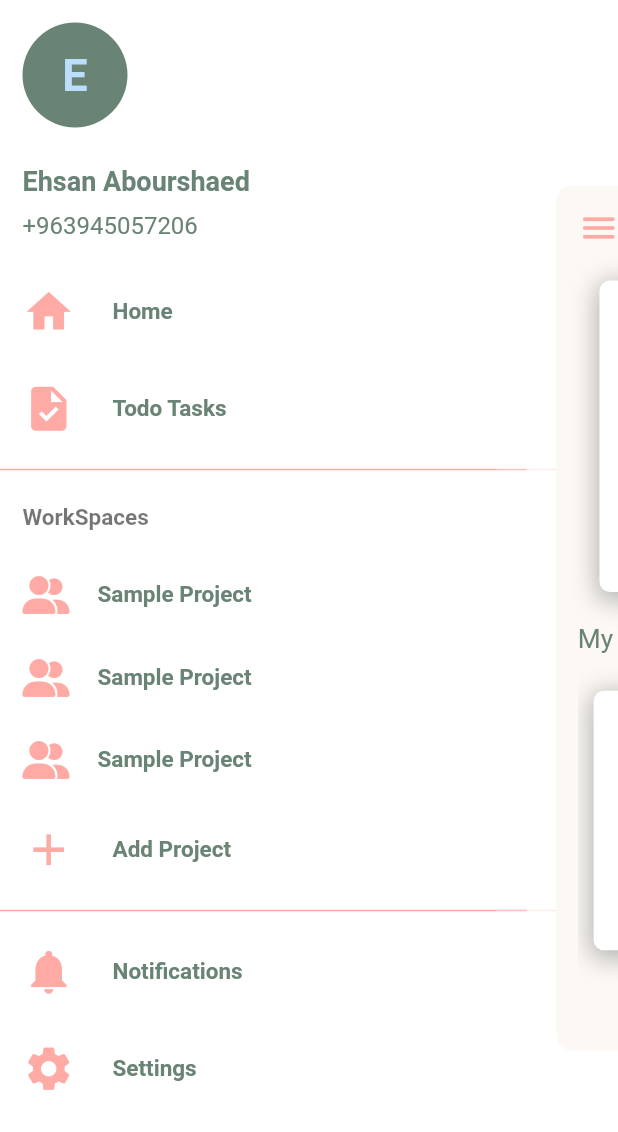
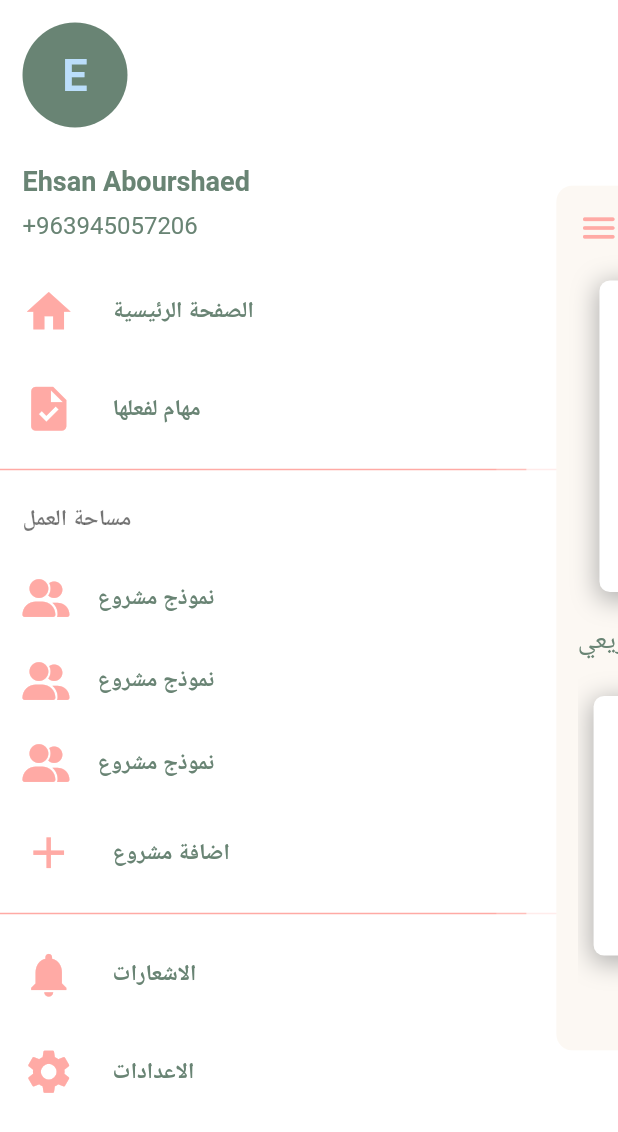
Before and after one commit to ehsankkk1/PlanVite, a Flutter app: the HomeScreen screen opened by its route, after a tap on the "menu" icon, on a phone screen of 412 x 824 dp. Shown: the top 1132 px of the screen. Run offline on Flutter 3.47's test engine with Material 2 defaults, Android fonts, the phone set to English and light mode, and no system bars; drawn by our look-alikes of flutter_zoom_drawer; our stand-ins replace flutter_easyloading, flutter_secure_storage, font_awesome_flutter, get, percent_indicator; accounts and stored records are empty.

Commit message:
ar commit

```diff
--- a/lib/constants.dart
+++ b/lib/constants.dart
@@ -14,5 +14,6 @@ const kColoredCard=Color(0xFFF6DBD9);
 const kTextFieldFill=Color(0xFFFFFFFF);
 const kWritings =Color(0xFF698474);
 const kGrey=Color(0xFFC6C6C6);
+
 double height = Get.height;
 double width = Get.width;
--- a/lib/main.dart
+++ b/lib/main.dart
@@ -39,7 +39,7 @@ class MyApp extends StatelessWidget {
     return GetMaterialApp(
       debugShowCheckedModeBanner: false,
       translations:  Translation(),
-      locale: const Locale('en'),
+      locale: const Locale('ar'),
       fallbackLocale: const Locale('en'),
       initialRoute: '/board',
 
--- a/lib/screens/Drawer/drawer_screen.dart
+++ b/lib/screens/Drawer/drawer_screen.dart
@@ -1,5 +1,7 @@
+import 'package:flutter/cupertino.dart';
 import 'package:flutter/material.dart';
 import 'package:font_awesome_flutter/font_awesome_flutter.dart';
+import 'package:get/get.dart';
 import 'package:get/get_state_manager/src/simple/get_view.dart';
 import 'package:plane_vite/widgets/drawer_item.dart';
 import '../../constants.dart';
@@ -49,13 +51,13 @@ class DrawerScreen extends GetView<MyDrawerController> {
                   ),
                 ),
 
-                DrawerItem(Icons.home,35, 'Home', (){}),
-                DrawerItem(Icons.task,35, 'Todo Tasks', (){}),
+                DrawerItem(Icons.home,35, 'Home'.tr, (){}),
+                DrawerItem(Icons.task,35, 'Todo Tasks'.tr, (){}),
                 const Divider(thickness:1,color: kMainPink,),
-                const Padding(
+                 Padding(
                   padding: EdgeInsets.all(15.0),
                   child: Text(
-                    'WorkSpaces',
+                    'WorkSpaces'.tr,
                     style: TextStyle(
                       fontSize: 15,
                       color: Colors.black54,
@@ -65,12 +67,12 @@ class DrawerScreen extends GetView<MyDrawerController> {
                 ),
                 Column(
                   children: List.generate(
-                    3, (index) => DrawerItem(FontAwesomeIcons.userGroup,25, 'Sample Project', (){print(index);}),),
+                    3, (index) => DrawerItem(FontAwesomeIcons.userGroup,25, 'Sample Project'.tr, (){print(index);}),),
                 ),
-                DrawerItem(Icons.add,35, 'Add Project', (){}),
+                DrawerItem(Icons.add,35, 'Add Project'.tr, (){}),
                 const Divider(thickness:1,color: kMainPink,),
-                DrawerItem(Icons.notifications,35, 'Notifications', (){}),
-                DrawerItem(Icons.settings,35, 'Settings', (){}),
+                DrawerItem(Icons.notifications,35, 'Notifications'.tr, (){}),
+                DrawerItem(Icons.settings,35, 'Settings'.tr, (){}),
             ],
     ),
           ),
--- a/lib/screens/board/board_screen.dart
+++ b/lib/screens/board/board_screen.dart
@@ -16,7 +16,9 @@ class BoardScreen extends StatelessWidget {
   @override
   MyDrawerController controller = Get.find();
   Widget build(BuildContext context) {
-    return Scaffold(
+    return Directionality(
+      textDirection: TextDirection.ltr,
+      child: Scaffold(
         backgroundColor: Colors.white,
         body: GetBuilder<MyDrawerController>(
           builder: (_) => ZoomDrawer(
@@ -33,6 +35,7 @@ class BoardScreen extends StatelessWidget {
             slideWidth: width * 0.90,
           ),
         ),
+      ),
     );
   }
 }
@@ -44,6 +47,8 @@ class _MainScreen extends StatelessWidget {
     return Scaffold(
       backgroundColor: kBackGround,
       body: SafeArea(
+        child: Directionality(
+          textDirection: TextDirection.ltr,
           child: Column(
             crossAxisAlignment: CrossAxisAlignment.start,
             children: [
@@ -53,7 +58,7 @@ class _MainScreen extends StatelessWidget {
                     width * 0.03, height * 0.025, width * 0.03, 0),
                 child: AppBarWidget(
                   controller: controller,
-                head: 'Sample Project',
+                  head: 'Sample Project'.tr,
                 ),
               ),
               NotificationListener<OverscrollIndicatorNotification>(
@@ -74,7 +79,7 @@ class _MainScreen extends StatelessWidget {
                           3,
                           (index) => SprintWidget(
                             addButton: true,
-                            sprintName: "Pending",
+                              sprintName: "Pending".tr,
                               coloredBoxes: List.generate(index + 4,
                                   (index) => ColorBox('Build Flutter UwU'),
                               ),
@@ -88,10 +93,10 @@ class _MainScreen extends StatelessWidget {
                           child: WhiteBox(height: height*0.35, width: width*0.7,
                             child: Column(
                               mainAxisAlignment: MainAxisAlignment.center,
-                            children: const [
+                              children:  [
                             Icon(Icons.add_circle_outline_rounded,size: 120,color: kMainPink,),
                               Text(
-                              'Add new sprint',
+                                'Add new sprint'.tr,
                                 style:  TextStyle(
                                   color: kWritings,
                                   fontSize: 18,
@@ -106,6 +111,7 @@ class _MainScreen extends StatelessWidget {
             ],
           ),
         ),
+      ),
     );
   }
 }
--- a/lib/screens/home/home_screen.dart
+++ b/lib/screens/home/home_screen.dart
@@ -19,7 +19,9 @@ class HomeScreen extends StatelessWidget {
   @override
   MyDrawerController controller = Get.find();
   Widget build(BuildContext context) {
-    return Scaffold(
+    return Directionality(
+      textDirection: TextDirection.ltr,
+      child: Scaffold(
         backgroundColor: Colors.white,
         body: GetBuilder<MyDrawerController>(
           builder: (_) => ZoomDrawer(
@@ -34,6 +36,7 @@ class HomeScreen extends StatelessWidget {
             shadowLayer2Color: kMainPink,*/
             angle: -0,
             slideWidth: width * 0.90,
+          ),
         ),
       ),
     );
@@ -56,13 +59,15 @@ class _MainScreen extends StatelessWidget {
             child: Padding(
               padding: EdgeInsets.fromLTRB(
                   width * 0.05, height * 0.025, width * 0.05, 0),
+              child: Directionality(
+                textDirection: TextDirection.ltr,
                 child: Column(
                   crossAxisAlignment: CrossAxisAlignment.start,
                   children: [
                     // notification and drawer
                     AppBarWidget(
                       controller: controller,
-                    head: 'Home',
+                      head: 'Home'.tr,
                     ),
                     const SizedBox(
                       height: 30,
@@ -151,6 +156,7 @@ class _MainScreen extends StatelessWidget {
             ),
           ),
         ),
+      ),
     );
   }
 }
--- a/lib/screens/splash/splash_controller.dart
+++ b/lib/screens/splash/splash_controller.dart
@@ -5,48 +5,36 @@ import 'package:plane_vite/screens/splash/splash_service.dart';
 import '../../config/user_information.dart';
 import '../../storage/secure_storage.dart';
 
-
-class SplashController extends GetxController{
-  late SecureStorage storage ;
+class SplashController extends GetxController {
+  late SecureStorage storage;
   late bool validityToken;
   late SplashService _service;
   @override
-  void onInit() async{
-    storage=SecureStorage();
-    validityToken=false;
-    _service=SplashService();
+  void onInit() async {
+    storage = SecureStorage();
+    validityToken = false;
+    _service = SplashService();
     await checkToken();
     super.onInit();
   }
 
-
-  Future<void> checkToken ()async{
-
-    String? token=await storage.read('token');
-    if(token != null){
-
+  Future<void> checkToken() async {
+    String? token = await storage.read('token');
+    if (token != null) {
       await validToken(token);
-      if(validityToken){
-        UserInformation.User_Token=token;
+      if (validityToken) {
+        UserInformation.User_Token = token;
         Get.offAllNamed('/home');
-      }
-      else {
+      } else {
         EasyLoading.showError(_service.message);
         Get.offAllNamed('/login');
       }
-    }else{
+    } else {
       Get.offNamed('/login');
+    }
+  }
 
-    }
-
-
-
-
-  }
-  Future<void> validToken(String token)async{
+  Future<void> validToken(String token) async {
     validityToken = await _service.checkValid(token);
   }
-
-
-
 }
--- a/lib/utils/ar.dart
+++ b/lib/utils/ar.dart
@@ -20,6 +20,21 @@ Map <String, String> ar={
   'Summary':'الملخص',
   'Tasks\nDone':'انتهت المهام',
   'My Projects':'مشاريعي',
+  'Sample Project':'نموذج مشروع',
+  "Pending":"معلق",
+  'Add new sprint':'اضافة قائمة جديدة',
+  'Home':'الصفحة الرئيسية',
+  'Sample Projects':'نماذج المشاريع',
+  'Settings':'الاعدادات',
+  'Notifications':'الاشعارات',
+  'Add Project':'اضافة مشروع',
+  'WorkSpaces':'مساحة العمل',
+  'Todo Tasks':'مهام لفعلها',
+
+
+
+
+
 
 
 
--- a/lib/utils/en.dart
+++ b/lib/utils/en.dart
@@ -20,4 +20,14 @@ Map <String, String> en={
   'Summary':'Summary',
   'Tasks\nDone':'Tasks\nDone',
   'My Projects':'My Projects',
+  'Sample Project':'Sample Project',
+  "Pending":"Pending",
+  'Add new sprint':'Add new sprint',
+  'Home':'Home',
+  'Sample Projects':'Sample Projects',
+  'Settings':'Settings',
+  'Notifications':'Notifications',
+  'Add Project':'Add Project',
+  'WorkSpaces':'WorkSpaces',
+  'Todo Tasks':'Todo Tasks',
 };
--- a/lib/widgets/project_view_home.dart
+++ b/lib/widgets/project_view_home.dart
@@ -26,15 +26,15 @@ class ProjectView extends StatelessWidget {
               mainAxisAlignment: MainAxisAlignment.spaceEvenly,
               crossAxisAlignment: CrossAxisAlignment.start,
               children: [
-                const Text(
-                  'Sample Projects',
+                 Text(
+                  'Sample Projects'.tr,
                   style: TextStyle(
                       fontSize: 20,
                       color: kWritings,
                       fontWeight: FontWeight.bold),
                 ),
-                const Text(
-                  'header',
+                 Text(
+                  'header'.tr,
                   style: TextStyle(
                     fontSize: 17,
                     color: kWritings,
@@ -47,8 +47,8 @@ class ProjectView extends StatelessWidget {
                   progressColor: kMainPink,
                   lineHeight: height * 0.015,
                 ),
-                const Text(
-                  'header',
+                 Text(
+                  'header'.tr,
                   style: TextStyle(
                     fontSize: 17,
                     color: kWritings,
```
Lines whose indentation alone changed are shown as unchanged.
